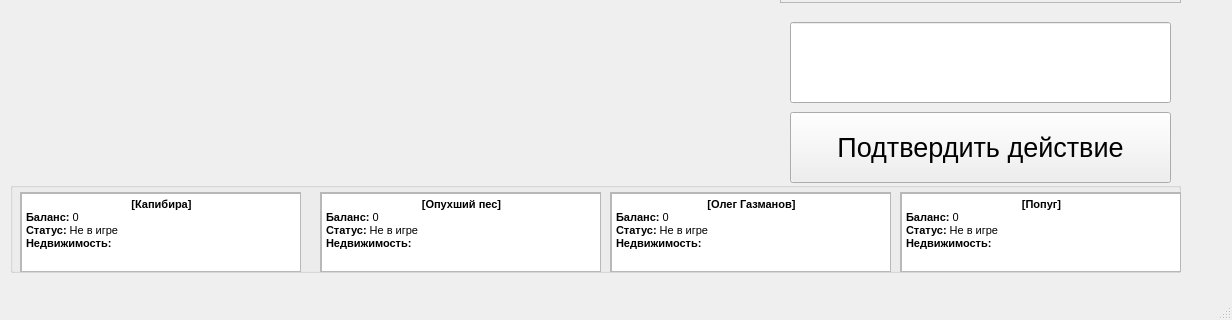
iscrg/Monopoly, file ui.ui: the form before one commit; both pictures show x 0 to 1232 and y 578 to 898 of the 1232 by 898 pixel window.
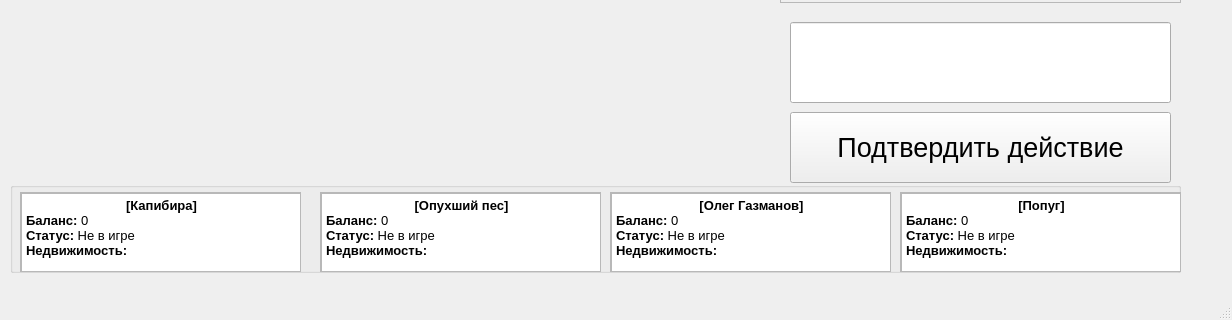
The form after the commit. Icons and pictures are not drawn.

Diff of the .ui file:
```diff
--- a/ui.ui
+++ b/ui.ui
@@ -149,9 +149,9 @@
 &lt;html&gt;&lt;head&gt;&lt;meta name=&quot;qrichtext&quot; content=&quot;1&quot; /&gt;&lt;style type=&quot;text/css&quot;&gt;
 p, li { white-space: pre-wrap; }
 &lt;/style&gt;&lt;/head&gt;&lt;body style=&quot; font-family:'MS Shell Dlg 2'; font-size:8.25pt; font-weight:400; font-style:normal;&quot;&gt;
-&lt;p align=&quot;center&quot; style=&quot; margin-top:0px; margin-bottom:0px; margin-left:0px; margin-right:0px; -qt-block-indent:0; text-indent:0px;&quot;&gt;&lt;span style=&quot; font-weight:600;&quot;&gt;[Попуг]&lt;/span&gt;&lt;/p&gt;
-&lt;p style=&quot; margin-top:0px; margin-bottom:0px; margin-left:0px; margin-right:0px; -qt-block-indent:0; text-indent:0px;&quot;&gt;&lt;span style=&quot; font-weight:600;&quot;&gt;Баланс: &lt;/span&gt;0&lt;/p&gt;
-&lt;p style=&quot; margin-top:0px; margin-bottom:0px; margin-left:0px; margin-right:0px; -qt-block-indent:0; text-indent:0px;&quot;&gt;&lt;span style=&quot; font-weight:600;&quot;&gt;Статус: &lt;/span&gt;Не в игре&lt;br /&gt;&lt;span style=&quot; font-weight:600;&quot;&gt;Недвижимость:&lt;/span&gt;&lt;/p&gt;&lt;/body&gt;&lt;/html&gt;</string>
+&lt;p align=&quot;center&quot; style=&quot; margin-top:0px; margin-bottom:0px; margin-left:0px; margin-right:0px; -qt-block-indent:0; text-indent:0px;&quot;&gt;&lt;span style=&quot; font-size:10pt; font-weight:600;&quot;&gt;[Попуг]&lt;/span&gt;&lt;/p&gt;
+&lt;p style=&quot; margin-top:0px; margin-bottom:0px; margin-left:0px; margin-right:0px; -qt-block-indent:0; text-indent:0px;&quot;&gt;&lt;span style=&quot; font-size:10pt; font-weight:600;&quot;&gt;Баланс: &lt;/span&gt;&lt;span style=&quot; font-size:10pt;&quot;&gt;0&lt;/span&gt;&lt;/p&gt;
+&lt;p style=&quot; margin-top:0px; margin-bottom:0px; margin-left:0px; margin-right:0px; -qt-block-indent:0; text-indent:0px;&quot;&gt;&lt;span style=&quot; font-size:10pt; font-weight:600;&quot;&gt;Статус: &lt;/span&gt;&lt;span style=&quot; font-size:10pt;&quot;&gt;Не в игре&lt;br /&gt;&lt;/span&gt;&lt;span style=&quot; font-size:10pt; font-weight:600;&quot;&gt;Недвижимость:&lt;/span&gt;&lt;/p&gt;&lt;/body&gt;&lt;/html&gt;</string>
        </property>
       </widget>
      </widget>
@@ -191,9 +191,9 @@
 &lt;html&gt;&lt;head&gt;&lt;meta name=&quot;qrichtext&quot; content=&quot;1&quot; /&gt;&lt;style type=&quot;text/css&quot;&gt;
 p, li { white-space: pre-wrap; }
 &lt;/style&gt;&lt;/head&gt;&lt;body style=&quot; font-family:'MS Shell Dlg 2'; font-size:8.25pt; font-weight:400; font-style:normal;&quot;&gt;
-&lt;p align=&quot;center&quot; style=&quot; margin-top:0px; margin-bottom:0px; margin-left:0px; margin-right:0px; -qt-block-indent:0; text-indent:0px;&quot;&gt;&lt;span style=&quot; font-weight:600;&quot;&gt;[Олег Газманов]&lt;/span&gt;&lt;/p&gt;
-&lt;p style=&quot; margin-top:0px; margin-bottom:0px; margin-left:0px; margin-right:0px; -qt-block-indent:0; text-indent:0px;&quot;&gt;&lt;span style=&quot; font-weight:600;&quot;&gt;Баланс: &lt;/span&gt;0&lt;/p&gt;
-&lt;p style=&quot; margin-top:0px; margin-bottom:0px; margin-left:0px; margin-right:0px; -qt-block-indent:0; text-indent:0px;&quot;&gt;&lt;span style=&quot; font-weight:600;&quot;&gt;Статус: &lt;/span&gt;Не в игре&lt;br /&gt;&lt;span style=&quot; font-weight:600;&quot;&gt;Недвижимость:&lt;/span&gt;&lt;/p&gt;&lt;/body&gt;&lt;/html&gt;</string>
+&lt;p align=&quot;center&quot; style=&quot; margin-top:0px; margin-bottom:0px; margin-left:0px; margin-right:0px; -qt-block-indent:0; text-indent:0px;&quot;&gt;&lt;span style=&quot; font-size:10pt; font-weight:600;&quot;&gt;[Олег Газманов]&lt;/span&gt;&lt;/p&gt;
+&lt;p style=&quot; margin-top:0px; margin-bottom:0px; margin-left:0px; margin-right:0px; -qt-block-indent:0; text-indent:0px;&quot;&gt;&lt;span style=&quot; font-size:10pt; font-weight:600;&quot;&gt;Баланс: &lt;/span&gt;&lt;span style=&quot; font-size:10pt;&quot;&gt;0&lt;/span&gt;&lt;/p&gt;
+&lt;p style=&quot; margin-top:0px; margin-bottom:0px; margin-left:0px; margin-right:0px; -qt-block-indent:0; text-indent:0px;&quot;&gt;&lt;span style=&quot; font-size:10pt; font-weight:600;&quot;&gt;Статус: &lt;/span&gt;&lt;span style=&quot; font-size:10pt;&quot;&gt;Не в игре&lt;br /&gt;&lt;/span&gt;&lt;span style=&quot; font-size:10pt; font-weight:600;&quot;&gt;Недвижимость:&lt;/span&gt;&lt;/p&gt;&lt;/body&gt;&lt;/html&gt;</string>
        </property>
       </widget>
      </widget>
@@ -233,9 +233,9 @@
 &lt;html&gt;&lt;head&gt;&lt;meta name=&quot;qrichtext&quot; content=&quot;1&quot; /&gt;&lt;style type=&quot;text/css&quot;&gt;
 p, li { white-space: pre-wrap; }
 &lt;/style&gt;&lt;/head&gt;&lt;body style=&quot; font-family:'MS Shell Dlg 2'; font-size:8.25pt; font-weight:400; font-style:normal;&quot;&gt;
-&lt;p align=&quot;center&quot; style=&quot; margin-top:0px; margin-bottom:0px; margin-left:0px; margin-right:0px; -qt-block-indent:0; text-indent:0px;&quot;&gt;&lt;span style=&quot; font-weight:600;&quot;&gt;[Опухший пес]&lt;/span&gt;&lt;/p&gt;
-&lt;p style=&quot; margin-top:0px; margin-bottom:0px; margin-left:0px; margin-right:0px; -qt-block-indent:0; text-indent:0px;&quot;&gt;&lt;span style=&quot; font-weight:600;&quot;&gt;Баланс: &lt;/span&gt;0&lt;/p&gt;
-&lt;p style=&quot; margin-top:0px; margin-bottom:0px; margin-left:0px; margin-right:0px; -qt-block-indent:0; text-indent:0px;&quot;&gt;&lt;span style=&quot; font-weight:600;&quot;&gt;Статус: &lt;/span&gt;Не в игре&lt;br /&gt;&lt;span style=&quot; font-weight:600;&quot;&gt;Недвижимость:&lt;/span&gt;&lt;/p&gt;&lt;/body&gt;&lt;/html&gt;</string>
+&lt;p align=&quot;center&quot; style=&quot; margin-top:0px; margin-bottom:0px; margin-left:0px; margin-right:0px; -qt-block-indent:0; text-indent:0px;&quot;&gt;&lt;span style=&quot; font-size:10pt; font-weight:600;&quot;&gt;[Опухший пес]&lt;/span&gt;&lt;/p&gt;
+&lt;p style=&quot; margin-top:0px; margin-bottom:0px; margin-left:0px; margin-right:0px; -qt-block-indent:0; text-indent:0px;&quot;&gt;&lt;span style=&quot; font-size:10pt; font-weight:600;&quot;&gt;Баланс: &lt;/span&gt;&lt;span style=&quot; font-size:10pt;&quot;&gt;0&lt;/span&gt;&lt;/p&gt;
+&lt;p style=&quot; margin-top:0px; margin-bottom:0px; margin-left:0px; margin-right:0px; -qt-block-indent:0; text-indent:0px;&quot;&gt;&lt;span style=&quot; font-size:10pt; font-weight:600;&quot;&gt;Статус: &lt;/span&gt;&lt;span style=&quot; font-size:10pt;&quot;&gt;Не в игре&lt;br /&gt;&lt;/span&gt;&lt;span style=&quot; font-size:10pt; font-weight:600;&quot;&gt;Недвижимость:&lt;/span&gt;&lt;/p&gt;&lt;/body&gt;&lt;/html&gt;</string>
        </property>
       </widget>
      </widget>
@@ -275,9 +275,9 @@
 &lt;html&gt;&lt;head&gt;&lt;meta name=&quot;qrichtext&quot; content=&quot;1&quot; /&gt;&lt;style type=&quot;text/css&quot;&gt;
 p, li { white-space: pre-wrap; }
 &lt;/style&gt;&lt;/head&gt;&lt;body style=&quot; font-family:'MS Shell Dlg 2'; font-size:8.25pt; font-weight:400; font-style:normal;&quot;&gt;
-&lt;p align=&quot;center&quot; style=&quot; margin-top:0px; margin-bottom:0px; margin-left:0px; margin-right:0px; -qt-block-indent:0; text-indent:0px;&quot;&gt;&lt;span style=&quot; font-weight:600;&quot;&gt;[Капибира]&lt;/span&gt;&lt;/p&gt;
-&lt;p style=&quot; margin-top:0px; margin-bottom:0px; margin-left:0px; margin-right:0px; -qt-block-indent:0; text-indent:0px;&quot;&gt;&lt;span style=&quot; font-weight:600;&quot;&gt;Баланс: &lt;/span&gt;0&lt;/p&gt;
-&lt;p style=&quot; margin-top:0px; margin-bottom:0px; margin-left:0px; margin-right:0px; -qt-block-indent:0; text-indent:0px;&quot;&gt;&lt;span style=&quot; font-weight:600;&quot;&gt;Статус: &lt;/span&gt;Не в игре&lt;br /&gt;&lt;span style=&quot; font-weight:600;&quot;&gt;Недвижимость:&lt;/span&gt;&lt;/p&gt;&lt;/body&gt;&lt;/html&gt;</string>
+&lt;p align=&quot;center&quot; style=&quot; margin-top:0px; margin-bottom:0px; margin-left:0px; margin-right:0px; -qt-block-indent:0; text-indent:0px;&quot;&gt;&lt;span style=&quot; font-size:10pt; font-weight:600;&quot;&gt;[Капибира]&lt;/span&gt;&lt;/p&gt;
+&lt;p style=&quot; margin-top:0px; margin-bottom:0px; margin-left:0px; margin-right:0px; -qt-block-indent:0; text-indent:0px;&quot;&gt;&lt;span style=&quot; font-size:10pt; font-weight:600;&quot;&gt;Баланс: &lt;/span&gt;&lt;span style=&quot; font-size:10pt;&quot;&gt;0&lt;/span&gt;&lt;/p&gt;
+&lt;p style=&quot; margin-top:0px; margin-bottom:0px; margin-left:0px; margin-right:0px; -qt-block-indent:0; text-indent:0px;&quot;&gt;&lt;span style=&quot; font-size:10pt; font-weight:600;&quot;&gt;Статус: &lt;/span&gt;&lt;span style=&quot; font-size:10pt;&quot;&gt;Не в игре&lt;br /&gt;&lt;/span&gt;&lt;span style=&quot; font-size:10pt; font-weight:600;&quot;&gt;Недвижимость:&lt;/span&gt;&lt;/p&gt;&lt;/body&gt;&lt;/html&gt;</string>
        </property>
       </widget>
      </widget>
```
